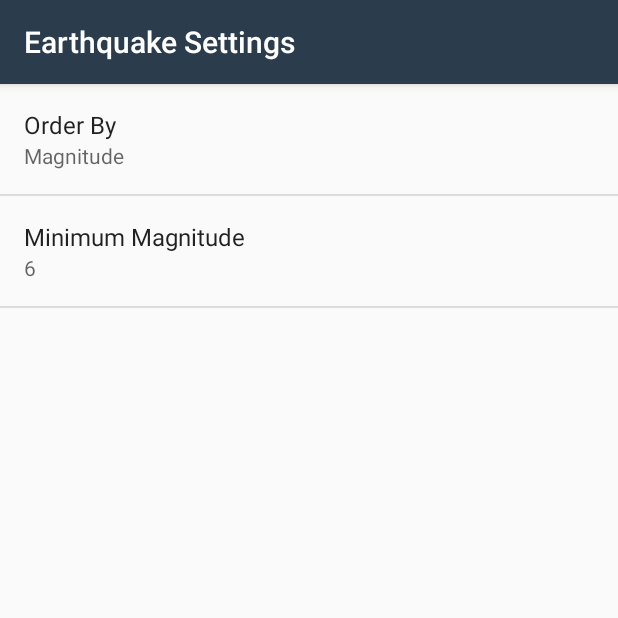
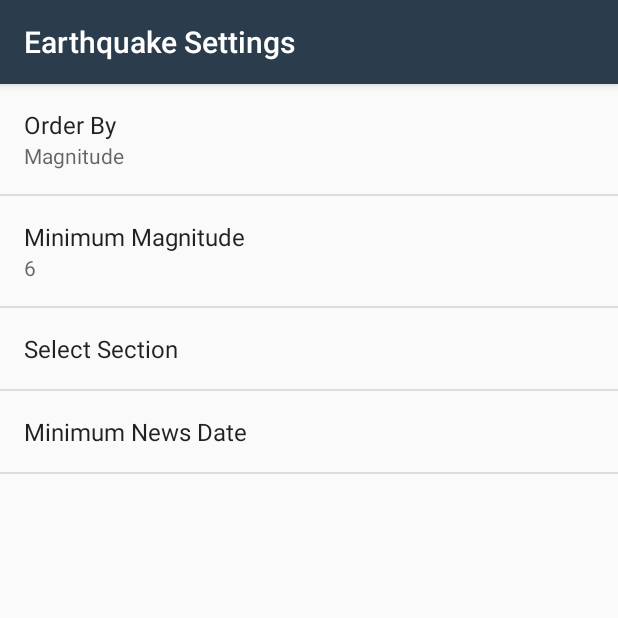
Before and after one commit to sun-strider/NewsApp, an Android app: the screen it shows after launch (SettingsActivity), after a tap on "Settings", on a phone screen of 412 x 824 dp, the top half of it. Run offline under Robolectric (Android 15) with nearby library versions, the phone set to English and light mode, and no system bars; our stand-ins replace ButterKnife, Picasso; pictures from the network do not load.

Commit message:
Fixed crashing issue caused by Butter Knife: needed additional line in build.gradle
Cleaned up design of story_list_item.xml

Changed EarthquakeActivity to NewsActivity and made changes to run news; commented out the query string building to test with fixed URL

```diff
--- a/app/build.gradle
+++ b/app/build.gradle
@@ -24,6 +24,7 @@ dependencies {
     compile 'com.android.support:appcompat-v7:25.3.1'
     compile 'com.android.support.constraint:constraint-layout:1.0.2'
     compile 'com.jakewharton:butterknife:8.7.0'
+    annotationProcessor 'com.jakewharton:butterknife-compiler:8.7.0'
     compile 'com.android.support:support-vector-drawable:25.3.1'
     testCompile 'junit:junit:4.12'
     compile 'com.squareup.picasso:picasso:2.5.2'
--- a/app/src/main/AndroidManifest.xml
+++ b/app/src/main/AndroidManifest.xml
@@ -12,7 +12,7 @@
         android:label="@string/app_name"
         android:supportsRtl="true"
         android:theme="@style/AppTheme">
-        <activity android:name="com.example.android.newsapp.EarthquakeActivity">
+        <activity android:name="com.example.android.newsapp.NewsActivity">
             <intent-filter>
                 <action android:name="android.intent.action.MAIN" />
 
@@ -25,7 +25,7 @@
             android:label="@string/settings_title">
             <meta-data
                 android:name="android.support.PARENT_ACTIVITY"
-                android:value="com.example.android.newsapp.EarthquakeActivity" />
+                android:value="com.example.android.newsapp.NewsActivity" />
         </activity>
     </application>
 
--- a/app/src/main/java/com/example/android/newsapp/EarthquakeActivity.java
+++ b/app/src/main/java/com/example/android/newsapp/NewsActivity.java
@@ -20,12 +20,10 @@ import android.app.LoaderManager.LoaderCallbacks;
 import android.content.Context;
 import android.content.Intent;
 import android.content.Loader;
-import android.content.SharedPreferences;
 import android.net.ConnectivityManager;
 import android.net.NetworkInfo;
 import android.net.Uri;
 import android.os.Bundle;
-import android.preference.PreferenceManager;
 import android.support.v7.app.AppCompatActivity;
 import android.view.Menu;
 import android.view.MenuItem;
@@ -37,16 +35,25 @@ import android.widget.TextView;
 import java.util.ArrayList;
 import java.util.List;
 
-public class EarthquakeActivity extends AppCompatActivity
+public class NewsActivity extends AppCompatActivity
         implements LoaderCallbacks<List<Story>> {
 
-    private static final String LOG_TAG = EarthquakeActivity.class.getName();
+    private static final String LOG_TAG = NewsActivity.class.getName();
 
     /**
      * URL for earthquake data from the USGS dataset
      */
     private static final String USGS_REQUEST_URL =
             "https://earthquake.usgs.gov/fdsnws/event/1/query";
+
+    /**
+     * URL for earthquake data from the USGS dataset
+     */
+    private static final String NEWS_REQUEST_URL =
+            "https://content.guardianapis.com/search";
+
+    private static final String NEWS_REQUEST_TEST_URL =
+            "http://content.guardianapis.com/search?section=politics&api-key=test&show-tags=contributor&show-fields=thumbnail";
 
     /**
      * Constant value for the earthquake loader ID. We can choose any integer.
@@ -63,31 +70,31 @@ public class EarthquakeActivity extends AppCompatActivity
     @Override
     protected void onCreate(Bundle savedInstanceState) {
         super.onCreate(savedInstanceState);
-        setContentView(R.layout.earthquake_activity);
+        setContentView(R.layout.news_activity);
 
         // Find a reference to the {@link ListView} in the layout
-        ListView earthquakeListView = (ListView) findViewById(R.id.list);
+        ListView newsListView = (ListView) findViewById(R.id.list);
 
         mEmptyStateTextView = (TextView) findViewById(R.id.empty_view);
-        earthquakeListView.setEmptyView(mEmptyStateTextView);
+        newsListView.setEmptyView(mEmptyStateTextView);
 
         // Create a new adapter that takes an empty list of earthquakes as input
         mAdapter = new StoryAdapter(this, new ArrayList<Story>());
 
         // Set the adapter on the {@link ListView}
         // so the list can be populated in the user interface
-        earthquakeListView.setAdapter(mAdapter);
+        newsListView.setAdapter(mAdapter);
 
         // Set an item click listener on the ListView, which sends an intent to a web browser
         // to open a website with more information about the selected earthquake.
-        earthquakeListView.setOnItemClickListener(new AdapterView.OnItemClickListener() {
+        newsListView.setOnItemClickListener(new AdapterView.OnItemClickListener() {
             @Override
             public void onItemClick(AdapterView<?> adapterView, View view, int position, long l) {
                 // Find the current earthquake that was clicked on
                 Story currentStory = mAdapter.getItem(position);
 
                 // Convert the String URL into a URI object (to pass into the Intent constructor)
-                Uri earthquakeUri = Uri.parse(currentStory.getEUrl());
+                Uri earthquakeUri = Uri.parse(currentStory.getUrl());
 
                 // Create a new intent to view the earthquake URI
                 Intent websiteIntent = new Intent(Intent.ACTION_VIEW, earthquakeUri);
@@ -127,6 +134,39 @@ public class EarthquakeActivity extends AppCompatActivity
     @Override
     public Loader<List<Story>> onCreateLoader(int i, Bundle bundle) {
 
+/*
+        // Get the preferences
+        SharedPreferences sharedPrefs = PreferenceManager.getDefaultSharedPreferences(this);
+        String section = sharedPrefs.getString(
+                getString(R.string.settings_select_section_key),
+                getString(R.string.settings_select_section_default));
+
+        String minDate = sharedPrefs.getString(
+                getString(R.string.settings_min_date_key),
+                getString(R.string.settings_min_date_default)
+        );
+
+
+        // Start building the URL with the base URL
+        Uri baseUri = Uri.parse(NEWS_REQUEST_TEST_URL);
+        Uri.Builder uriBuilder = baseUri.buildUpon();
+
+
+
+        // Build URL with the preferences
+        // API Key
+        uriBuilder.appendQueryParameter("api-key", "test");
+        // Show article thumbnail field
+        uriBuilder.appendQueryParameter("show-fields", "thumbnail");
+        // Show contributors / authors field
+        uriBuilder.appendQueryParameter("show-tags", "contributor");
+        // Which section
+        uriBuilder.appendQueryParameter("section", section);
+        // From which minimum date
+        uriBuilder.appendQueryParameter("from-date", minDate);
+
+
+        // Build for Earthqueke URL. To delete -------------------------------------------
         // Get the preferences
         SharedPreferences sharedPrefs = PreferenceManager.getDefaultSharedPreferences(this);
         String minMagnitude = sharedPrefs.getString(
@@ -138,9 +178,10 @@ public class EarthquakeActivity extends AppCompatActivity
                 getString(R.string.settings_order_by_default)
         );
 
+
         // Start building the URL with the base URL
-        Uri baseUri = Uri.parse(USGS_REQUEST_URL);
-        Uri.Builder uriBuilder = baseUri.buildUpon();
+      //  Uri baseUri = Uri.parse(USGS_REQUEST_URL);
+      //  Uri.Builder uriBuilder = baseUri.buildUpon();
 
         // Build URL with the preferences
         uriBuilder.appendQueryParameter("format", "geojson");
@@ -149,8 +190,10 @@ public class EarthquakeActivity extends AppCompatActivity
         uriBuilder.appendQueryParameter("orderby", orderBy);
 
 
+        */
         // Create a new loader for the given URL
-        return new EarthquakeLoader(this, uriBuilder.toString());
+        return new StoryLoader(this, NEWS_REQUEST_TEST_URL);
+
     }
 
     @Override
--- a/app/src/main/java/com/example/android/newsapp/QueryUtils.java
+++ b/app/src/main/java/com/example/android/newsapp/QueryUtils.java
@@ -75,7 +75,7 @@ public final class QueryUtils {
         }
 
         // Extract relevant fields from the JSON response and create a list of {@link Story}s
-        List<Story> stories = extractFeatureFromJson(jsonResponse);
+        List<Story> stories = extractStoryFeatureFromJson(jsonResponse);
 
         // Return the list of {@link Story}s
         return stories;
@@ -214,11 +214,11 @@ public final class QueryUtils {
                 String section = currentStory.getString("sectionName");
 
                 //Extract the story's image
-                String imageUrl = "";
+                String thumbnailUrl = null;
                 if (currentStory.has("fields")) {
                     JSONObject fields = currentStory.getJSONObject("fields");
                     if (fields.has("thumbnail"))
-                        imageUrl = fields.getString("thumbnail");
+                        thumbnailUrl = fields.getString("thumbnail");
                 }
 
                 // Extract author names
@@ -235,7 +235,7 @@ public final class QueryUtils {
 
 
                 // Create a new {@link Story} object
-                Story story = new Story(title, authors, date, storyUrl, section, imageUrl);
+                Story story = new Story(title, authors, date, storyUrl, section, thumbnailUrl);
 
                 // Add the new {@link Story} to the list of stories.
                 stories.add(story);
--- a/app/src/main/java/com/example/android/newsapp/EarthquakeLoader.java
+++ b/app/src/main/java/com/example/android/newsapp/StoryLoader.java
@@ -8,15 +8,15 @@ import android.util.Log;
 import java.util.List;
 
 /**
- * Loads a list of earthquakes by using an AsyncTask to perform the
+ * Loads a list of items by using an AsyncTask to perform the
  * network request to the given URL.
  */
-public class EarthquakeLoader extends AsyncTaskLoader<List<Story>> {
+public class StoryLoader extends AsyncTaskLoader<List<Story>> {
 
     /**
      * Tag for log messages
      */
-    private static final String LOG_TAG = EarthquakeLoader.class.getName();
+    private static final String LOG_TAG = StoryLoader.class.getName();
 
     /**
      * Query URL
@@ -24,12 +24,12 @@ public class EarthquakeLoader extends AsyncTaskLoader<List<Story>> {
     private String mUrl;
 
     /**
-     * Constructs a new {@link EarthquakeLoader}.
+     * Constructs a new {@link StoryLoader}.
      *
      * @param context of the activity
      * @param url     to load data from
      */
-    public EarthquakeLoader(Context context, String url) {
+    public StoryLoader(Context context, String url) {
         super(context);
         mUrl = url;
     }
--- a/app/src/main/res/layout/earthquake_activity.xml
+++ b/app/src/main/res/layout/news_activity.xml
@@ -19,8 +19,8 @@
         android:id="@+id/list"
         android:layout_width="match_parent"
         android:layout_height="match_parent"
-        android:divider="@null"
-        android:dividerHeight="0dp"
+        android:divider="@android:color/darker_gray"
+        android:dividerHeight="1dp"
         android:orientation="vertical" />
 
     <!-- Empty view is only visible when the list has no items. -->
--- a/app/src/main/res/menu/main.xml
+++ b/app/src/main/res/menu/main.xml
@@ -2,7 +2,7 @@
 <menu xmlns:android="http://schemas.android.com/apk/res/android"
     xmlns:app="http://schemas.android.com/apk/res-auto"
     xmlns:tools="http://schemas.android.com/tools"
-    tools:context="com.example.android.newsapp.EarthquakeActivity">
+    tools:context="com.example.android.newsapp.NewsActivity">
 
     <item
         android:id="@+id/action_settings"
--- a/app/src/main/res/values/arrays.xml
+++ b/app/src/main/res/values/arrays.xml
@@ -1,5 +1,23 @@
 <?xml version="1.0" encoding="utf-8"?>
 <resources>
+
+    <string-array name="settings_select_section_labels">
+        <item>@string/settings_select_section_all_label</item>
+        <item>@string/settings_select_section_technology_label</item>
+        <item>@string/settings_select_section_politics_label</item>
+        <item>@string/settings_select_section_society_label</item>
+        <item>@string/settings_select_section_environment_label</item>
+    </string-array>
+
+    <string-array name="settings_select_section_values">
+        <item>@string/settings_select_section_all_value</item>
+        <item>@string/settings_select_section_technology_value</item>
+        <item>@string/settings_select_section_politics_value</item>
+        <item>@string/settings_select_section_society_value</item>
+        <item>@string/settings_select_section_environment_value</item>
+    </string-array>
+
+
     <string-array name="settings_order_by_labels">
         <item>@string/settings_order_by_magnitude_label</item>
         <item>@string/settings_order_by_most_recent_label</item>
@@ -9,4 +27,6 @@
         <item>@string/settings_order_by_magnitude_value</item>
         <item>@string/settings_order_by_most_recent_value</item>
     </string-array>
+
+
 </resources>
--- a/app/src/main/res/values/strings.xml
+++ b/app/src/main/res/values/strings.xml
@@ -29,6 +29,40 @@
     <!-- Settings Activity Title [CHAR LIMIT=NONE] -->
     <string name="settings_title">Earthquake Settings</string>
 
+    <!-- Strings for minimum date dreference [CHAR LIMIT=30] -->
+    <string name="settings_min_date_title">Minimum News Date</string>
+    <string name="settings_min_date_key" translatable="false">min_date</string>
+    <string name="settings_min_date_default" translatable="false"></string>
+
+    <!-- Strings for section preference [CHAR LIMIT=30] -->
+    <string name="settings_select_section_title">Select Section</string>
+    <string name="settings_select_section_key" translatable="false">select_section</string>
+    <string name="settings_select_section_default" translatable="false"></string>
+
+
+    <!-- Label for section technology option [CHAR LIMIT=20] -->
+    <string name="settings_select_section_all_label">All Sections</string>
+    <string name="settings_select_section_all_value" translatable="false"></string>
+
+    <!-- Label for section technology option [CHAR LIMIT=20] -->
+    <string name="settings_select_section_technology_label">Technology</string>
+    <string name="settings_select_section_technology_value" translatable="false">politics</string>
+
+    <!-- Label for section politics option [CHAR LIMIT=20] -->
+    <string name="settings_select_section_politics_label">Politics</string>
+    <string name="settings_select_section_politics_value" translatable="false">politics</string>
+
+    <!-- Label for section society option [CHAR LIMIT=20] -->
+    <string name="settings_select_section_society_label">Society</string>
+    <string name="settings_select_section_society_value" translatable="false">society</string>
+
+    <!-- Label for section environment option [CHAR LIMIT=20] -->
+    <string name="settings_select_section_environment_label">Environment</string>
+    <string name="settings_select_section_environment_value" translatable="false">environment</string>
+
+
+
+
     <!-- Strings For Minimum Magnitude Preference [CHAR LIMIT=30] -->
     <string name="settings_min_magnitude_label">Minimum Magnitude</string>
     <string name="settings_min_magnitude_key" translatable="false">min_magnitude</string>
--- a/app/src/main/res/xml/settings_main.xml
+++ b/app/src/main/res/xml/settings_main.xml
@@ -16,4 +16,18 @@
         android:selectAllOnFocus="true"
         android:title="@string/settings_min_magnitude_label" />
 
+
+    <ListPreference
+        android:defaultValue="@string/settings_select_section_default"
+        android:entries="@array/settings_select_section_labels"
+        android:entryValues="@array/settings_select_section_values"
+        android:key="@string/settings_select_section_key"
+        android:title="@string/settings_select_section_title" />
+
+    <EditTextPreference
+        android:defaultValue="@string/settings_min_date_default"
+        android:inputType="date"
+        android:key="@string/settings_min_date_key"
+        android:selectAllOnFocus="true"
+        android:title="@string/settings_min_date_title" />
 </PreferenceScreen>
```
Also changed, not shown: app/src/main/java/com/example/android/newsapp/Story.java (+7 -7 lines), app/src/main/java/com/example/android/newsapp/StoryAdapter.java (+33 -17 lines), app/src/main/res/layout/story_list_item.xml (+23 -27 lines), app/src/main/res/values/dimen.xml (added, +7 -0 lines), app/src/main/res/mipmap-hdpi/ic_launcher.png (deleted), app/src/main/res/mipmap-mdpi/ic_launcher.png (deleted), app/src/main/res/mipmap-xhdpi/ic_launcher.png (deleted), app/src/main/res/mipmap-xxhdpi/ic_launcher.png (deleted), app/src/main/res/mipmap-xxxhdpi/ic_launcher.png (deleted).
